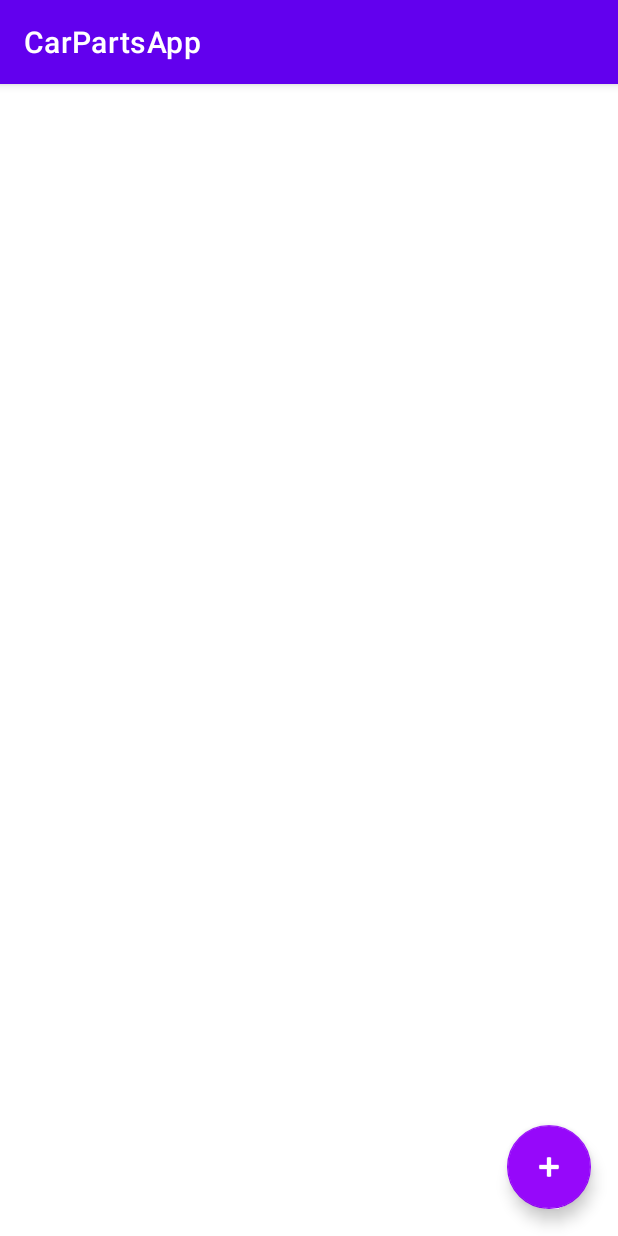
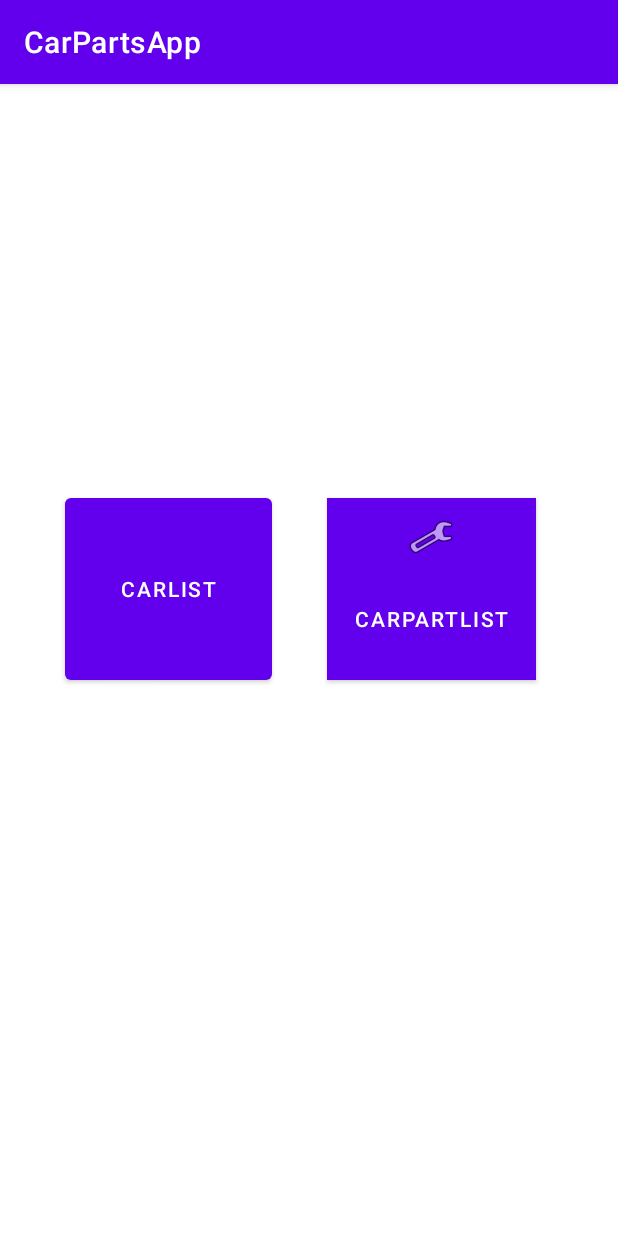
Before and after one commit to PKJrod/CarPartsApp, an Android app: the screen it shows after launch (MainActivity), on a phone screen of 412 x 824 dp. Run offline under Robolectric (Android 15) with nearby library versions, the phone set to English and light mode, and no system bars.

Commit message:
Added main menu page.

```diff
--- a/app/src/main/AndroidManifest.xml
+++ b/app/src/main/AndroidManifest.xml
@@ -9,7 +9,8 @@
         android:roundIcon="@mipmap/ic_launcher_round"
         android:supportsRtl="true"
         android:theme="@style/Theme.CarPartsApp">
-        <activity android:name=".NewCarActivity"></activity>
+        <activity android:name=".CarListActivity"></activity>
+        <activity android:name=".NewCarActivity" />
         <activity android:name=".MainActivity">
             <intent-filter>
                 <action android:name="android.intent.action.MAIN" />
--- a/app/src/main/java/com/example/carpartsapp/MainActivity.java
+++ b/app/src/main/java/com/example/carpartsapp/MainActivity.java
@@ -3,127 +3,29 @@ package com.example.carpartsapp;
 import android.content.Intent;
 import android.os.Bundle;
 import android.view.View;
-import android.widget.Toast;
+import android.widget.Button;
 
-import androidx.annotation.NonNull;
-import androidx.annotation.Nullable;
 import androidx.appcompat.app.AppCompatActivity;
-import androidx.lifecycle.Observer;
-import androidx.lifecycle.ViewModelProviders;
-import androidx.recyclerview.widget.ItemTouchHelper;
-import androidx.recyclerview.widget.LinearLayoutManager;
-import androidx.recyclerview.widget.RecyclerView;
-
-import com.example.carpartsapp.ui.main.MainViewModel;
-import com.google.android.material.floatingactionbutton.FloatingActionButton;
-
-import java.util.List;
 
 public class MainActivity extends AppCompatActivity {
 
-    private RecyclerView carList;
-    private static final int ADD_CAR_REQUEST = 1;
-    private static final int EDIT_CAR_REQUEST = 2;
-    private MainViewModel mainViewModel;
+    private Button carListCmd;
+    private Button carPartListCmd;
 
     @Override
     protected void onCreate(Bundle savedInstanceState) {
         super.onCreate(savedInstanceState);
-        setContentView(R.layout.main_activity);
+        setContentView(R.layout.activity_main);
 
-        carList = findViewById(R.id.carList);
-        FloatingActionButton fab = findViewById(R.id.idFABAdd);
+        carListCmd = findViewById(R.id.carListCmd);
 
-        fab.setOnClickListener(new View.OnClickListener() {
+        carListCmd.setOnClickListener(new View.OnClickListener() {
             @Override
             public void onClick(View v) {
-
-                Intent intent = new Intent(MainActivity.this, NewCarActivity.class);
-                startActivityForResult(intent, ADD_CAR_REQUEST);
-            }
-        });
-
-        carList.setLayoutManager(new LinearLayoutManager(this));
-        carList.setHasFixedSize(true);
-
-        final CarListAdapter adapter = new CarListAdapter();
-
-        carList.setAdapter(adapter);
-
-        mainViewModel = ViewModelProviders.of(this).get(MainViewModel.class);
-
-        mainViewModel.getAllCars().observe(this, new Observer<List<Car>>() {
-            @Override
-            public void onChanged(List<Car> models) {
-                adapter.submitList(models);
-            }
-        });
-        new ItemTouchHelper(new ItemTouchHelper.SimpleCallback(0, ItemTouchHelper.LEFT | ItemTouchHelper.RIGHT) {
-            @Override
-            public boolean onMove(@NonNull RecyclerView recyclerView, @NonNull RecyclerView.ViewHolder viewHolder, @NonNull RecyclerView.ViewHolder target) {
-                return false;
-            }
-
-               @Override
-               public void onSwiped(@NonNull RecyclerView.ViewHolder viewHolder, int direction) {
-               MainViewModel.deleteCar(adapter.getCarAt(viewHolder.getAbsoluteAdapterPosition()));
-               Toast.makeText(MainActivity.this, "Course deleted", Toast.LENGTH_SHORT).show();
-            }
-        }).
-                // below line is use to attach this to recycler view.
-                        attachToRecyclerView(carList);
-        // below line is use to set item click listener for our item of recycler view.
-        adapter.setOnItemClickListener(new CarListAdapter.OnItemClickListener() {
-            @Override
-            public void onItemClick(Car model) {
-
-                Intent intent = new Intent(MainActivity.this, NewCarActivity.class);
-                intent.putExtra(NewCarActivity.EXTRA_CAR_MODEL_ID, model.getCarModelId());
-                intent.putExtra(NewCarActivity.EXTRA_CAR_MANUFACTURE, model.getManufacture());
-                intent.putExtra(String.valueOf(NewCarActivity.EXTRA_CAR_YEAR), model.getCarYear());
-                intent.putExtra(NewCarActivity.EXTRA_CAR_MODEL, model.getCarModel());
-                intent.putExtra(NewCarActivity.EXTRA_CAR_ENGINE, model.getCarEngine());
-
-                // below line is to start a new activity and
-                // adding a edit course constant.
-                startActivityForResult(intent, EDIT_CAR_REQUEST);
+                Intent intent = new Intent(MainActivity.this,
+                        CarListActivity.class);
+                startActivity(intent);
             }
         });
     }
-
-    @Override
-    protected void onActivityResult(int requestCode, int resultCode, @Nullable Intent data) {
-        super.onActivityResult(requestCode, resultCode, data);
-        if (requestCode == ADD_CAR_REQUEST && resultCode == RESULT_OK) {
-            String carManufacturer = data.getStringExtra(NewCarActivity.EXTRA_CAR_MANUFACTURE);
-            int carYear = data.getIntExtra(NewCarActivity.EXTRA_CAR_YEAR, -1);
-            String carModel = data.getStringExtra(NewCarActivity.EXTRA_CAR_MODEL);
-            String carEngine = data.getStringExtra(NewCarActivity.EXTRA_CAR_ENGINE);
-
-            Car params = new Car(carManufacturer, carYear, carModel, carEngine);
-            MainViewModel.insertCar(params);
-            Toast.makeText(this, "Car saved", Toast.LENGTH_SHORT).show();
-
-        }
-        else if (requestCode == EDIT_CAR_REQUEST && resultCode == RESULT_OK) {
-            int id = data.getIntExtra(NewCarActivity.EXTRA_CAR_MODEL_ID, -1);
-            if (id == -1) {
-                Toast.makeText(this, "Car can't be updated", Toast.LENGTH_SHORT).show();
-                return;
-            }
-
-            String carManufacturer = data.getStringExtra(NewCarActivity.EXTRA_CAR_MANUFACTURE);
-            int carYear = data.getIntExtra(NewCarActivity.EXTRA_CAR_YEAR, - 1);
-            String carModel = data.getStringExtra(NewCarActivity.EXTRA_CAR_MODEL);
-            String carEngine = data.getStringExtra(NewCarActivity.EXTRA_CAR_ENGINE);
-            Car params = new Car(carManufacturer, carYear, carModel, carEngine);
-
-            params.setCarModelId(id);
-            mainViewModel.updateCar(params);
-            Toast.makeText(this, "Car updated", Toast.LENGTH_SHORT).show();
-        }
-        else {
-            Toast.makeText(this, "Car was not saved", Toast.LENGTH_SHORT).show();
-        }
-    }
 }
--- /dev/null
+++ b/app/src/main/res/layout/activity_main.xml
@@ -0,0 +1,36 @@
+<?xml version="1.0" encoding="utf-8"?>
+<androidx.constraintlayout.widget.ConstraintLayout xmlns:android="http://schemas.android.com/apk/res/android"
+    xmlns:app="http://schemas.android.com/apk/res-auto"
+    xmlns:tools="http://schemas.android.com/tools"
+    android:layout_width="match_parent"
+    android:layout_height="match_parent"
+    tools:context=".MainActivity">
+
+    <Button
+        android:id="@+id/carPartListCmd"
+        android:layout_width="139dp"
+        android:layout_height="121dp"
+        android:layout_marginStart="30dp"
+        android:layout_marginTop="261dp"
+        android:layout_marginEnd="48dp"
+        android:layout_marginBottom="356dp"
+        android:background="#423526"
+        android:drawableTop="@android:drawable/ic_menu_manage"
+        android:text="CarPartList"
+        app:layout_constraintBottom_toBottomOf="parent"
+        app:layout_constraintEnd_toEndOf="parent"
+        app:layout_constraintStart_toEndOf="@+id/carListCmd"
+        app:layout_constraintTop_toTopOf="parent" />
+
+    <Button
+        android:id="@+id/carListCmd"
+        android:layout_width="138dp"
+        android:layout_height="133dp"
+        android:layout_marginStart="43dp"
+        android:layout_marginTop="261dp"
+        android:layout_marginBottom="356dp"
+        android:text="CarList"
+        app:layout_constraintBottom_toBottomOf="parent"
+        app:layout_constraintStart_toStartOf="parent"
+        app:layout_constraintTop_toTopOf="parent" />
+</androidx.constraintlayout.widget.ConstraintLayout>
--- a/app/src/main/res/layout/main_activity.xml
+++ b/app/src/main/res/layout/car_list_activity.xml
@@ -6,7 +6,7 @@
     android:layout_width="match_parent"
     android:layout_height="match_parent"
     android:orientation="vertical"
-    tools:context=".MainActivity">
+    tools:context=".CarListActivity">
 
     <!--recycler view to display our data-->
     <androidx.recyclerview.widget.RecyclerView
```
Also changed, not shown: app/src/main/java/com/example/carpartsapp/CarListActivity.java (added, +129 -0 lines).
